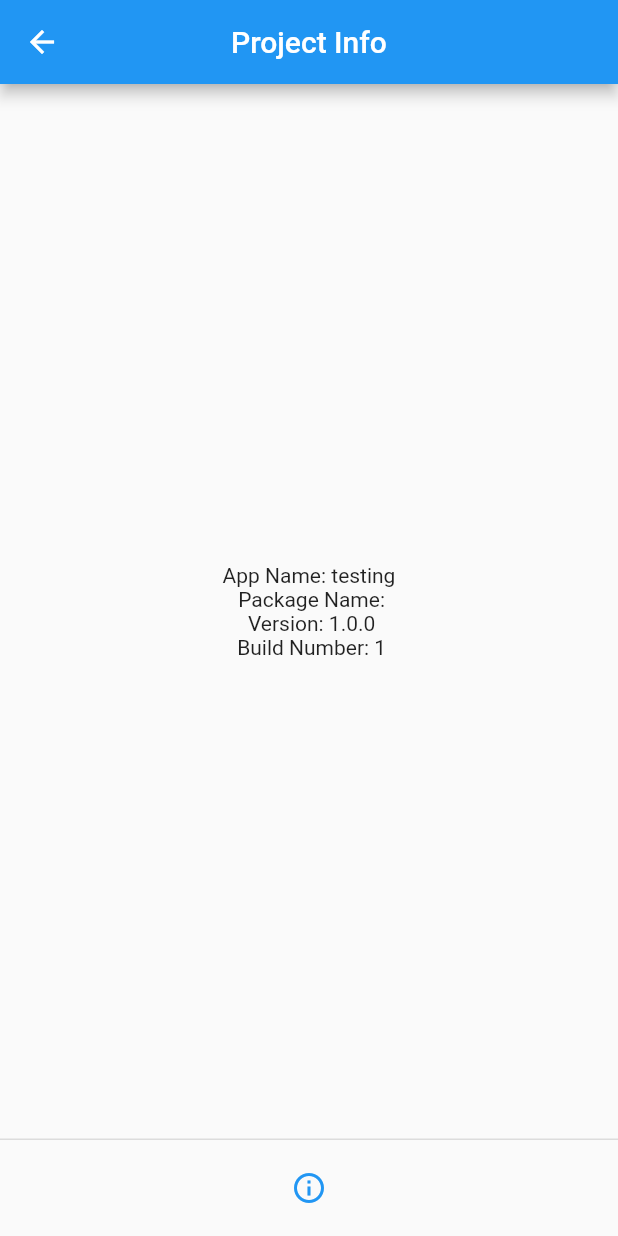
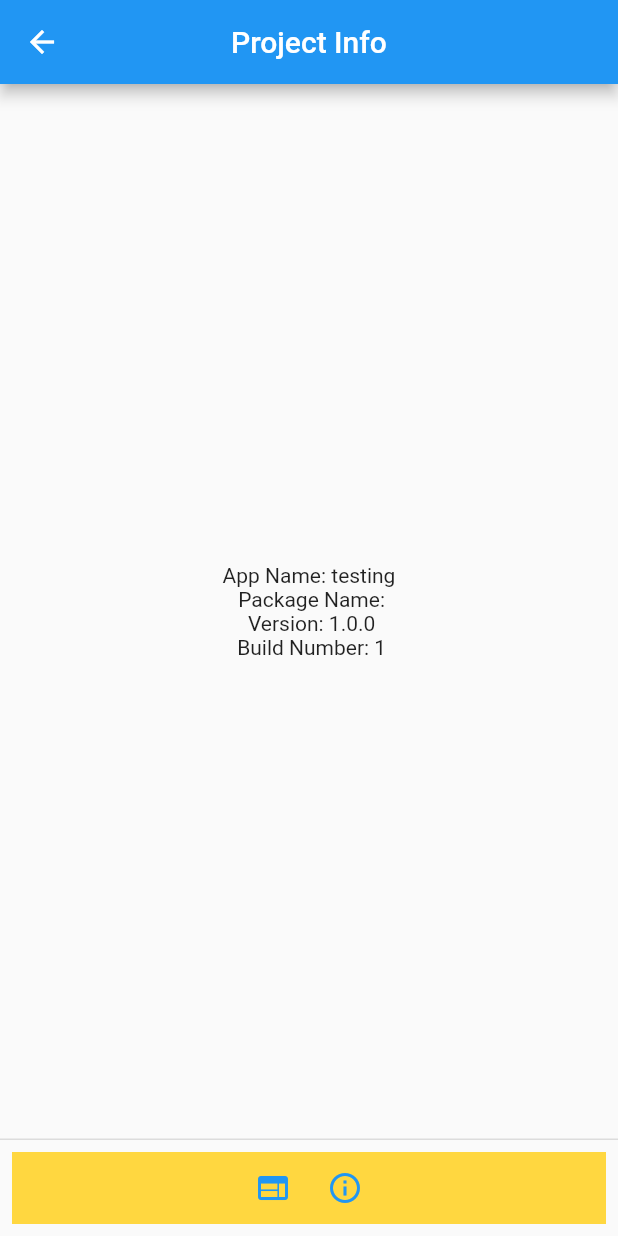
Before and after one commit to Hadjimamas/Testing_Project, a Flutter app: the ProjectInfo screen opened directly, on a phone screen of 412 x 824 dp. Run offline on Flutter 3.47's test engine with Material 2 defaults, Android fonts, the phone set to English and light mode, and no system bars; drawn by our look-alikes of overlay_support; our stand-ins replace connectivity_plus, google_fonts, internet_connection_checker, package_info_plus.

Commit message:
Practice Project

```diff
--- a/lib/package_info.dart
+++ b/lib/package_info.dart
@@ -1,6 +1,7 @@
 import 'package:flutter/material.dart';
 import 'package:overlay_support/overlay_support.dart';
 import 'package:package_info_plus/package_info_plus.dart';
+import 'package:url_launcher/url_launcher_string.dart';
 
 class ProjectInfo extends StatefulWidget {
   const ProjectInfo({Key? key}) : super(key: key);
@@ -18,9 +19,22 @@ class ProjectInfoState extends State<ProjectInfo> {
   Widget build(BuildContext context) {
     return Scaffold(
       persistentFooterButtons: [
-        Row(
+        Container(
+          color: Colors.amberAccent,
+          child: Row(
             mainAxisAlignment: MainAxisAlignment.center,
             children: [
+              IconButton(
+                alignment: Alignment.center,
+                tooltip: 'GitHub',
+                onPressed: () {
+                  launchUrlString('https://github.com/Hadjimamas');
+                },
+                icon: const Icon(
+                  Icons.web,
+                  color: Colors.blue,
+                ),
+              ),
               IconButton(
                 alignment: Alignment.center,
                 tooltip: 'Project Info',
@@ -33,6 +47,7 @@ class ProjectInfoState extends State<ProjectInfo> {
                 ),
               ),
             ],
+          ),
         ),
       ],
       appBar: AppBar(
--- a/pubspec.yaml
+++ b/pubspec.yaml
@@ -25,6 +25,7 @@ dependencies:
   google_mobile_ads: ^1.2.0
   line_icons: ^2.0.1
   package_info_plus: ^1.4.2
+  url_launcher: ^6.1.0
 
 dev_dependencies:
   flutter_test:
```
Also changed, not shown: pubspec.lock, 2 other files. Lines whose indentation alone changed are shown as unchanged.
